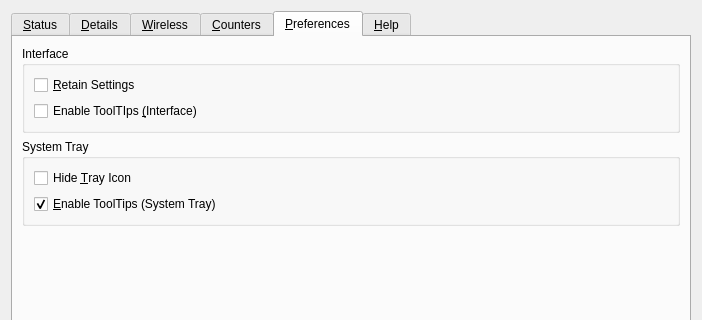
Qt form code/control_box/ui/controlbox.ui (andrew-bibb/cmst) before a commit; both pictures show x 0 to 702 and y 0 to 320 of the 702 by 546 pixel window.
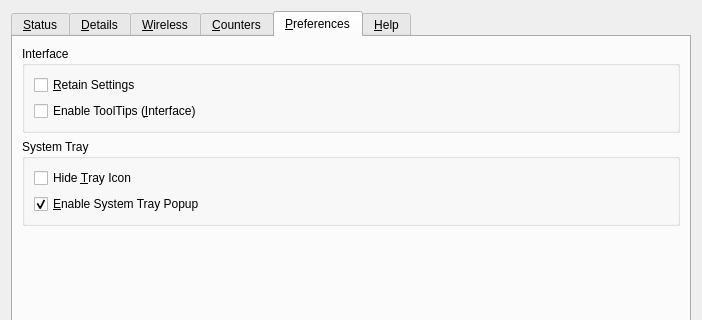
The same form after that commit. The open tabs and pages were chosen to show the change. Icons and pictures are not drawn.

Commit message: changed text relating to tooltips and system tray popups

Patch:
```diff
--- a/code/control_box/ui/controlbox.ui
+++ b/code/control_box/ui/controlbox.ui
@@ -770,7 +770,7 @@
              <string>&lt;html&gt;&lt;head/&gt;&lt;body&gt;&lt;p&gt;If checked the display of tooltips will be enabled for the interface widgets.&lt;/p&gt;&lt;p&gt;Tooltips are the small popups that appear when you hover the mouse pointer over an area of the interface. &lt;/p&gt;&lt;/body&gt;&lt;/html&gt;</string>
             </property>
             <property name="text">
-             <string>Enable ToolTIps &amp;(Interface)</string>
+             <string>Enable ToolTips (&amp;Interface)</string>
             </property>
            </widget>
           </item>
@@ -824,7 +824,7 @@
              <string>&lt;html&gt;&lt;head/&gt;&lt;body&gt;&lt;p&gt;If checked the display of tooltips will be enabled for the system tray icon.&lt;/p&gt;&lt;p&gt;Tooltips are the small popups that appear when you hover the mouse pointer over an area of the icon. &lt;/p&gt;&lt;/body&gt;&lt;/html&gt;</string>
             </property>
             <property name="text">
-             <string>&amp;Enable ToolTips (System Tray)</string>
+             <string>&amp;Enable System Tray Popup</string>
             </property>
             <property name="checked">
              <bool>true</bool>
```
Left out of the diff: 4 changed lines with no effect on the pictures. The commit also changes 1 other file.
